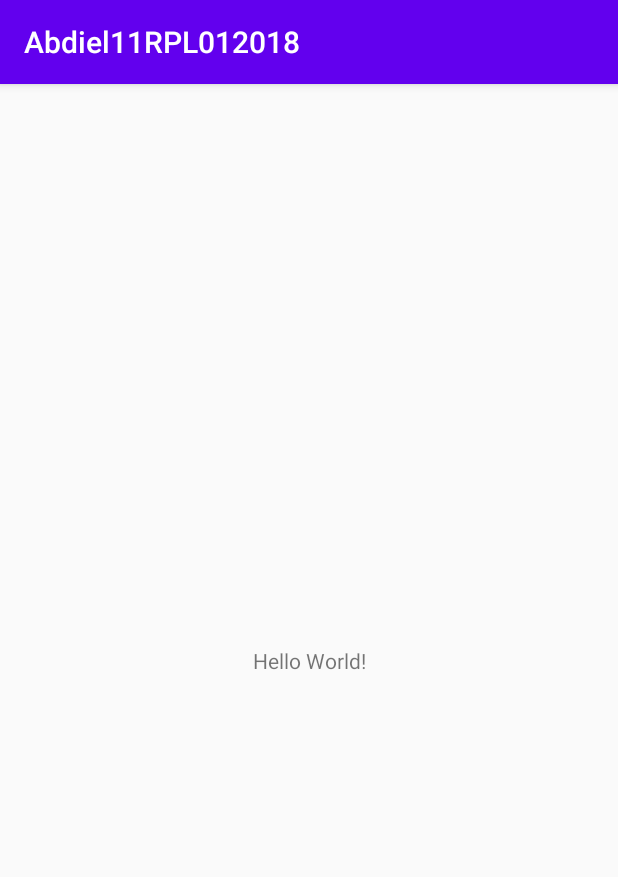
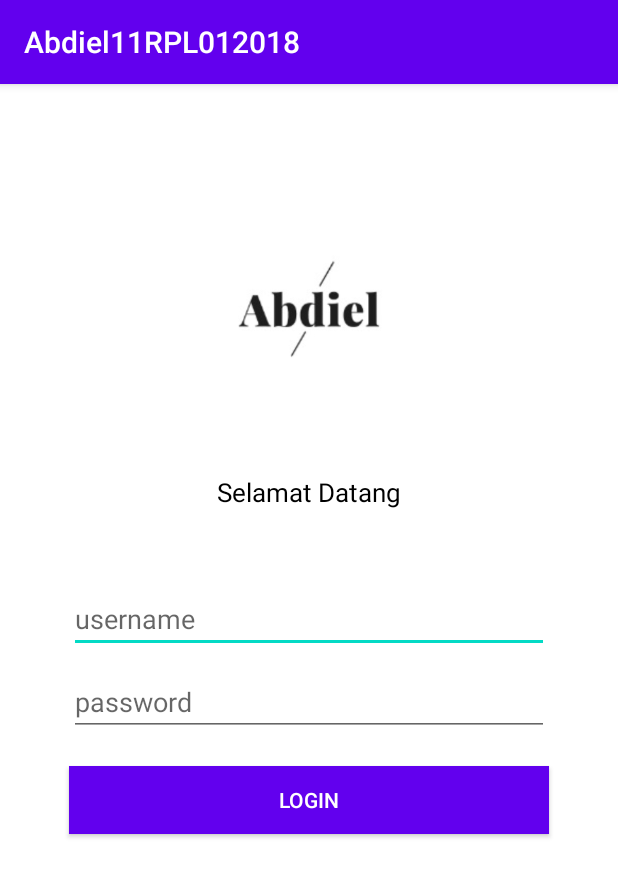
Before and after one commit to abdielarfiansyah/Abdiel11RPL012018, an Android app: the screen it shows after launch (MainActivity), on a phone screen of 412 x 824 dp. Shown: the top 877 px of the screen. Run offline under Robolectric (Android 15) with nearby library versions, the phone set to English and light mode, and no system bars.

Commit message:
Layout Projet

```diff
--- a/app/src/main/res/layout/activity_main.xml
+++ b/app/src/main/res/layout/activity_main.xml
@@ -1,18 +1,63 @@
 <?xml version="1.0" encoding="utf-8"?>
-<androidx.constraintlayout.widget.ConstraintLayout xmlns:android="http://schemas.android.com/apk/res/android"
-    xmlns:app="http://schemas.android.com/apk/res-auto"
+<LinearLayout xmlns:app="http://schemas.android.com/apk/res-auto"
     xmlns:tools="http://schemas.android.com/tools"
+    xmlns:android="http://schemas.android.com/apk/res/android"
     android:layout_width="match_parent"
     android:layout_height="match_parent"
+    android:orientation="vertical"
+    android:background="#ffffff"
     tools:context=".MainActivity">
 
+    <ImageView
+        android:layout_width="140dp"
+        android:layout_height="140dp"
+        android:layout_gravity="center"
+        android:layout_marginTop="80dp"
+        android:background="@mipmap/abdiel"/>
     <TextView
-        android:layout_width="wrap_content"
+        android:layout_width="match_parent"
         android:layout_height="wrap_content"
-        android:text="Hello World!"
-        app:layout_constraintBottom_toBottomOf="parent"
-        app:layout_constraintLeft_toLeftOf="parent"
-        app:layout_constraintRight_toRightOf="parent"
-        app:layout_constraintTop_toTopOf="parent" />
+        android:text="Selamat Datang"
+        android:textSize="17dp"
+        android:textColor="#000000"
+        android:gravity="center"
+        android:layout_marginTop="40dp"/>
 
-</androidx.constraintlayout.widget.ConstraintLayout>
+    <EditText
+        android:layout_width="320dp"
+        android:layout_height="wrap_content"
+        android:id="@+id/txtusername"
+        android:layout_gravity="center"
+        android:layout_marginStart="20dp"
+        android:layout_marginTop="50dp"
+        android:layout_marginEnd="20dp"
+        android:hint="username"
+        />
+    <EditText
+        android:layout_width="320dp"
+        android:layout_height="wrap_content"
+        android:id="@+id/txtpassword"
+        android:layout_gravity="center"
+        android:layout_marginStart="20dp"
+        android:layout_marginTop="10dp"
+        android:layout_marginEnd="20dp"
+        android:hint="password"
+        android:inputType="textPassword"
+        />
+    <Button
+        android:layout_width="320dp"
+        android:layout_height="45dp"
+        android:layout_marginStart="20dp"
+        android:layout_marginTop="20dp"
+        android:layout_marginEnd="20dp"
+        android:layout_gravity="center"
+        android:background="@color/colorPrimary"
+        android:text="login"
+        android:textColor="#FFFFFF"
+        />
+
+
+
+
+
+</LinearLayout>
```
Also changed, not shown: app/src/main/res/mipmap-mdpi/abdiel.png (added), app/src/main/res/mipmap-mdpi/angsa.png (added), 1 other file.
